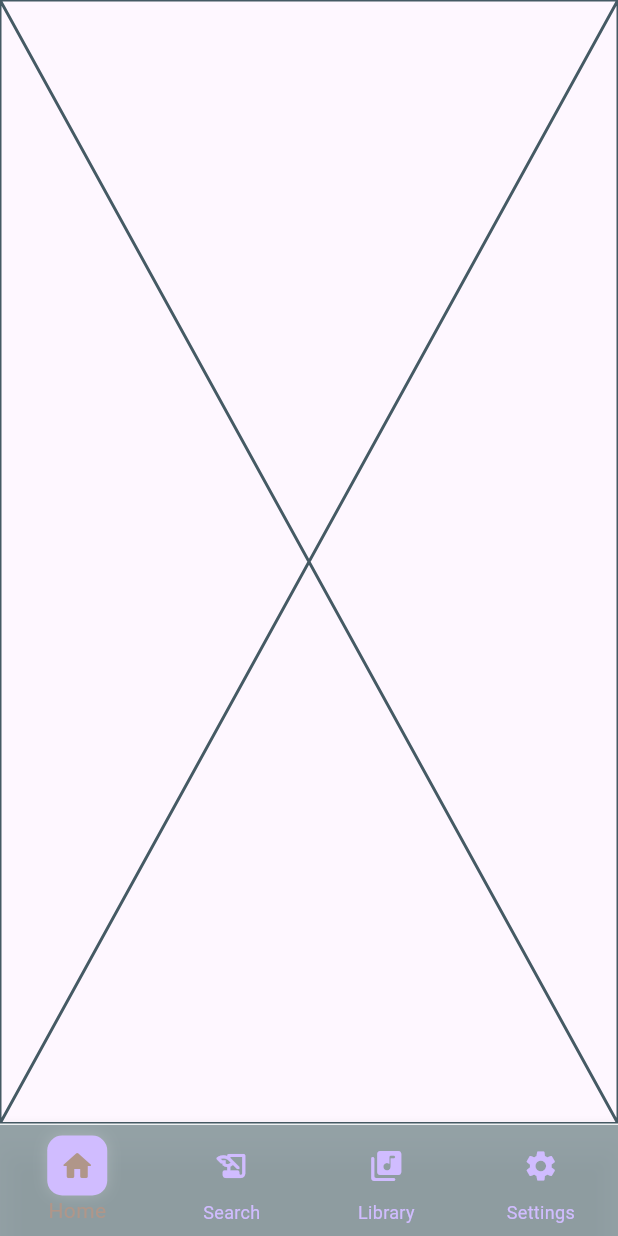
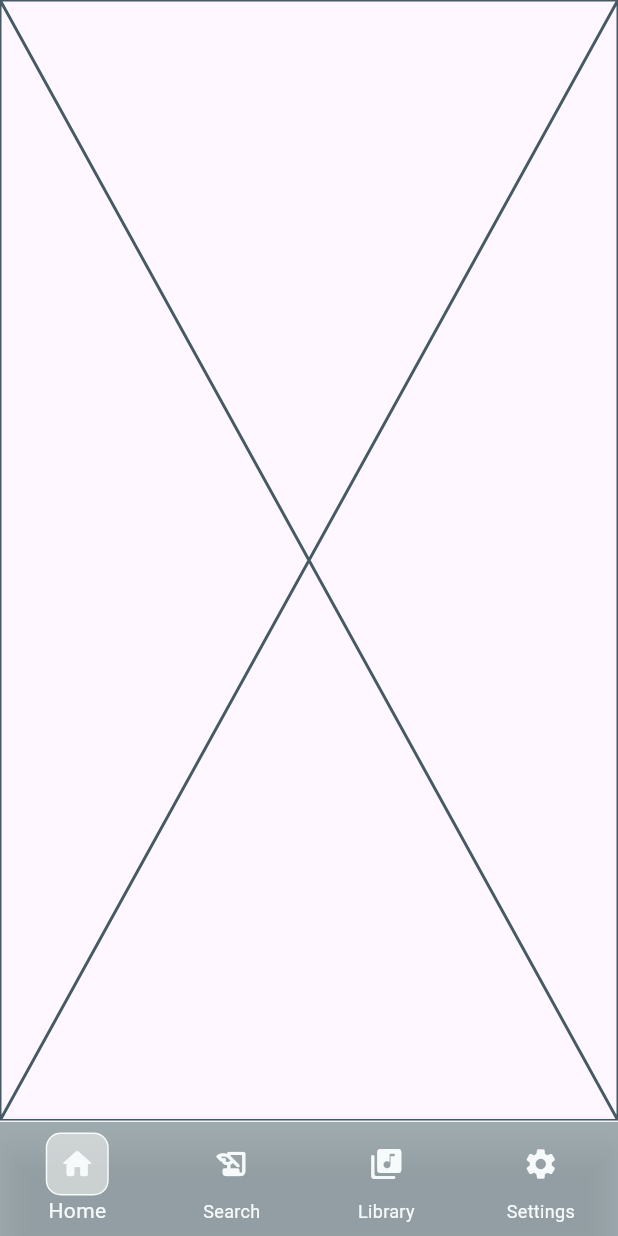
Before and after one commit to kwakyebrilliant/play, a Flutter app: the LandingPage screen opened directly, on a phone screen of 412 x 824 dp. Run offline on Flutter 3.47's test engine with Material 3 defaults, Android fonts, the phone set to English and light mode, and no system bars.

Commit message:
landing page updates

```diff
--- a/lib/component/landing_page.dart
+++ b/lib/component/landing_page.dart
@@ -34,7 +34,7 @@ class _LandingPageState extends State<LandingPage> {
           ),
         ),
         child: BottomNavigationBar(
-          backgroundColor: const Color(0xFF89999D).withOpacity(0.9),
+          backgroundColor: const Color(0xFF89999D).withOpacity(0.8),
           currentIndex: _currentIndex,
           onTap: (index) {
             setState(() {
@@ -42,10 +42,10 @@ class _LandingPageState extends State<LandingPage> {
             });
           },
           // Color for selected item
-          selectedItemColor: const Color(0xFFb09689),
+          selectedItemColor: const Color(0xFFF7fAFB),
 
           // Color for unselected items
-          unselectedItemColor: Theme.of(context).colorScheme.inversePrimary,
+          unselectedItemColor: const Color(0xFFF7fAFB),
 
           // Hide selected labels
           showSelectedLabels: true,
@@ -59,20 +59,18 @@ class _LandingPageState extends State<LandingPage> {
                 padding: const EdgeInsets.all(8.0),
                 decoration: BoxDecoration(
                   color: _currentIndex == 0
-                      ? Theme.of(context).colorScheme.inversePrimary
+                      ? const Color(0xFFE3E5E5).withOpacity(0.7)
 
                       // White background for the selected item
                       : null,
                   borderRadius: BorderRadius.circular(
                     10.0,
                   ),
-                  boxShadow: _currentIndex == 0
-                      ? [
-                          BoxShadow(
-                            color: Colors.white.withOpacity(0.2),
-                            blurRadius: 8,
-                          ),
-                        ]
+                  border: _currentIndex == 0
+                      ? Border.all(
+                          width: 1.0,
+                          color: const Color(0xFFF7fAFB),
+                        )
                       : null,
                 ),
                 child: const Icon(Icons.home_rounded),
@@ -84,20 +82,18 @@ class _LandingPageState extends State<LandingPage> {
                 padding: const EdgeInsets.all(8.0),
                 decoration: BoxDecoration(
                   color: _currentIndex == 1
-                      ? Theme.of(context).colorScheme.inversePrimary
+                      ? const Color(0xFFE3E5E5).withOpacity(0.7)
 
                       // White background for the selected item
                       : null,
                   borderRadius: BorderRadius.circular(
                     10.0,
                   ),
-                  boxShadow: _currentIndex == 1
-                      ? [
-                          BoxShadow(
-                            color: Colors.white.withOpacity(0.2),
-                            blurRadius: 8,
-                          ),
-                        ]
+                  border: _currentIndex == 1
+                      ? Border.all(
+                          width: 1.0,
+                          color: const Color(0xFFF7fAFB),
+                        )
                       : null,
                 ),
                 child: const Icon(Icons.history_edu_rounded),
@@ -109,20 +105,18 @@ class _LandingPageState extends State<LandingPage> {
                 padding: const EdgeInsets.all(8.0),
                 decoration: BoxDecoration(
                   color: _currentIndex == 2
-                      ? Theme.of(context).colorScheme.inversePrimary
+                      ? const Color(0xFFE3E5E5).withOpacity(0.7)
 
                       // White background for the selected item
                       : null,
                   borderRadius: BorderRadius.circular(
                     10.0,
                   ),
-                  boxShadow: _currentIndex == 2
-                      ? [
-                          BoxShadow(
-                            color: Colors.white.withOpacity(0.2),
-                            blurRadius: 8,
-                          ),
-                        ]
+                  border: _currentIndex == 2
+                      ? Border.all(
+                          width: 1.0,
+                          color: const Color(0xFFF7fAFB),
+                        )
                       : null,
                 ),
                 child: const Icon(Icons.library_music_rounded),
@@ -134,20 +128,18 @@ class _LandingPageState extends State<LandingPage> {
                 padding: const EdgeInsets.all(8.0),
                 decoration: BoxDecoration(
                   color: _currentIndex == 3
-                      ? Theme.of(context).colorScheme.inversePrimary
+                      ? const Color(0xFFE3E5E5).withOpacity(0.7)
 
                       // White background for the selected item
                       : null,
                   borderRadius: BorderRadius.circular(
                     10.0,
                   ),
-                  boxShadow: _currentIndex == 3
-                      ? [
-                          BoxShadow(
-                            color: Colors.white.withOpacity(0.2),
-                            blurRadius: 8,
-                          ),
-                        ]
+                  border: _currentIndex == 3
+                      ? Border.all(
+                          width: 1.0,
+                          color: const Color(0xFFF7fAFB),
+                        )
                       : null,
                 ),
                 child: const Icon(Icons.settings),
```
